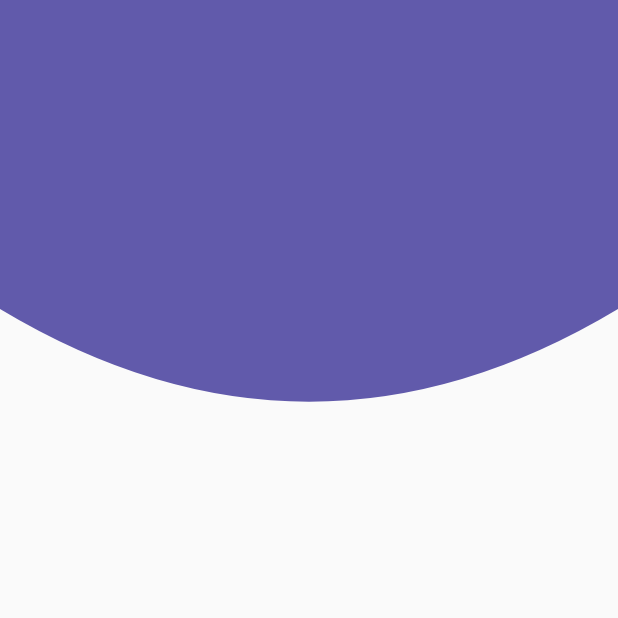
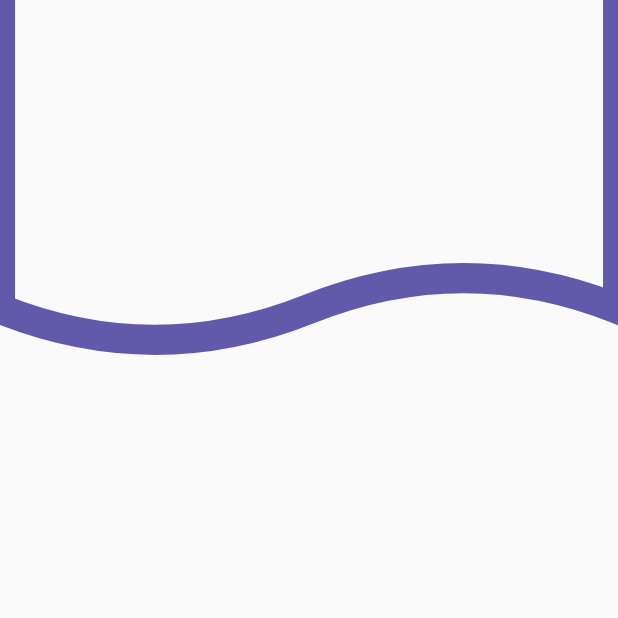
Before and after one commit to bjavier9/Flutter_diseno_profesional, a Flutter app: the screen it shows after launch, on a phone screen of 412 x 824 dp, the top half of it. Run offline on Flutter 3.47's test engine with Material 2 defaults, Android fonts, the phone set to English and light mode, and no system bars.

Commit message:
painter waves

```diff
--- a/custom_pinter/lib/src/pages/headers_pages.dart
+++ b/custom_pinter/lib/src/pages/headers_pages.dart
@@ -7,7 +7,7 @@
   @override
   Widget build(BuildContext context) {
     return Scaffold(
-        body: Headercurvo(),
+        body: Headerwaves(),
     );
   }
 }
--- a/custom_pinter/lib/src/widgets/header.dart
+++ b/custom_pinter/lib/src/widgets/header.dart
@@ -194,3 +194,46 @@
   }
 
 }
+
+class Headerwaves extends StatelessWidget {
+
+  @override
+  Widget build(BuildContext context) {
+    return Container(
+      height: double.infinity,
+      width: double.infinity,
+        // color: Color(0xff615AAB),
+      child: CustomPaint(
+        painter: _HeaderwavesPainter(),
+      ),
+    );
+  }
+}
+
+class _HeaderwavesPainter extends CustomPainter{
+
+  @override
+  void paint(Canvas canvas, Size size) {
+   final paint = Paint();
+   paint.color=Color(0xff615AAB);
+   paint.style=PaintingStyle.stroke;
+   paint.strokeWidth=20;
+   final path = new Path();
+
+  path.lineTo(0,size.height*0.25);
+  path.quadraticBezierTo(size.width*0.25, size.height*0.30, size.width*0.5, size.height*0.25);
+  path.quadraticBezierTo(size.width*0.75, size.height*0.20, size.width, size.height*0.25);
+
+  //  path.lineTo(size.width*0.70,size.height*0.9);
+   path.lineTo(size.width,0);
+    // path.lineTo(size.width,0);
+   canvas.drawPath(path, paint);
+  }
+
+  @override
+  bool shouldRepaint(CustomPainter oldDelegate) {
+    // TODO: implement shouldRepaint
+    return true;
+  }
+
+}
```
